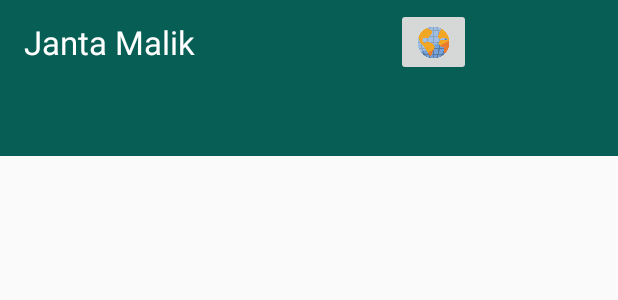
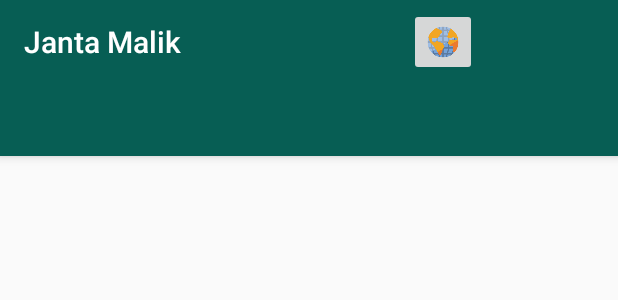
Before and after one commit to SureshKumarShukla79/jantamalik, an Android app: the layout activity_main.xml on its own in the app's theme, with its tools: preview values and no code run, on a phone screen of 412 x 824 dp. Shown: the top 300 px of the screen. Run offline under Robolectric (Android 15) with nearby library versions, the light colour scheme and no system bars.

Commit message:
Main Layout Ready

```diff
--- a/app/src/main/java/filternetfoundation/com/jantamaalik/MainActivity.java
+++ b/app/src/main/java/filternetfoundation/com/jantamaalik/MainActivity.java
@@ -12,10 +12,6 @@ import android.view.MenuItem;
 import android.support.design.widget.TabLayout;
 import android.view.View;
 import android.widget.Toast;
-
-import filternetfoundation.com.jantamaalik.IssuesJava.IssuesFragment;
-import filternetfoundation.com.jantamaalik.MoneyJava.MoneyFragment;
-import filternetfoundation.com.jantamaalik.VoteJava.VoteFragment;
 
 
 public class MainActivity extends AppCompatActivity {
--- a/app/src/main/res/layout/activity_main.xml
+++ b/app/src/main/res/layout/activity_main.xml
@@ -1,79 +1,66 @@
 <?xml version="1.0" encoding="utf-8"?>
-<android.support.constraint.ConstraintLayout xmlns:android="http://schemas.android.com/apk/res/android"
+<android.support.design.widget.CoordinatorLayout xmlns:android="http://schemas.android.com/apk/res/android"
     xmlns:tools="http://schemas.android.com/tools"
     xmlns:app="http://schemas.android.com/apk/res-auto"
     android:layout_width="match_parent"
-    android:layout_height="match_parent"
-    android:orientation="vertical"
-    tools:context=".MainActivity">
+    android:layout_height="match_parent">
 
     <android.support.design.widget.AppBarLayout
-        android:id="@+id/appBarLayout"
-        android:layout_width="0dp"
+        android:id="@+id/appbarLayout"
         android:layout_height="wrap_content"
-        app:layout_constraintEnd_toEndOf="parent"
-        app:layout_constraintHorizontal_bias="0.0"
-        app:layout_constraintStart_toStartOf="parent"
-        app:layout_constraintTop_toTopOf="parent">
+        android:layout_width="match_parent">
 
         <android.support.v7.widget.Toolbar
             android:id="@+id/appbar"
+            android:layout_height="?attr/actionBarSize"
             android:layout_width="match_parent"
-            android:layout_height="?attr/actionBarSize"
-            android:background="@color/colorPrimary"
-            app:layout_constraintEnd_toEndOf="parent"
-            app:layout_constraintHorizontal_bias="0.0"
-            app:layout_constraintStart_toStartOf="parent"
-            app:layout_constraintTop_toTopOf="parent"
-            app:layout_scrollFlags="scroll|exitUntilCollapsed"
+            app:layout_scrollFlags="scroll|enterAlways"
+            app:title="@string/app_name"
             app:titleTextColor="#ffffff">
 
-            <TextView
-                android:layout_width="wrap_content"
-                android:layout_height="wrap_content"
-                android:textColor="#ffffff"
-                android:text="@string/app_name"
-                android:textSize="22sp"/>
-
             <ImageButton
-                android:layout_width="50dp"
+                android:layout_width="45dp"
                 android:layout_height="45dp"
-                android:layout_marginLeft="150dp"
+                android:src="@drawable/world"
                 android:scaleType="centerCrop"
-                android:src="@drawable/world"
+                android:layout_marginLeft="160dp"
                 android:onClick="changeLanguage"/>
         </android.support.v7.widget.Toolbar>
-
 
         <android.support.design.widget.TabLayout
             android:id="@+id/tabs"
             android:layout_width="match_parent"
             android:layout_height="wrap_content"
+            app:tabMode="fixed"
+            app:tabGravity="fill"
             android:background="@color/colorPrimary"
-            app:layout_constraintBottom_toTopOf="@+id/viewPager_main"
-            app:layout_constraintEnd_toEndOf="parent"
-            app:layout_constraintHorizontal_bias="0.0"
-            app:layout_constraintStart_toStartOf="parent"
-            app:layout_constraintTop_toBottomOf="@+id/appbar"
-            app:layout_constraintVertical_bias="0.0"
-            app:tabGravity="fill"
-            app:tabMode="fixed"
-            app:tabSelectedTextColor="#ffffff"
-            app:tabTextColor="#ffffff">
-
+            app:tabSelectedTextColor="#ffffff">
 
         </android.support.design.widget.TabLayout>
     </android.support.design.widget.AppBarLayout>
 
-    <android.support.v4.view.ViewPager
-        android:id="@+id/viewPager_main"
+    <android.support.v4.widget.NestedScrollView
         android:layout_width="match_parent"
-        android:layout_height="648dp"
-        app:layout_constraintBottom_toBottomOf="parent"
-        app:layout_constraintEnd_toEndOf="parent"
-        app:layout_constraintStart_toStartOf="parent"
-        app:layout_constraintTop_toBottomOf="@+id/appBarLayout">
+        android:layout_height="match_parent"
+        app:layout_behavior="android.support.design.widget.AppBarLayout$ScrollingViewBehavior">
 
-    </android.support.v4.view.ViewPager>
+        <android.support.constraint.ConstraintLayout
+            android:layout_width="match_parent"
+            android:layout_height="match_parent"
+            tools:context=".MainActivity">
 
-</android.support.constraint.ConstraintLayout>
+
+            <android.support.v4.view.ViewPager
+                android:id="@+id/viewPager_main"
+                android:layout_width="0dp"
+                android:layout_height="470dp"
+                app:layout_constraintEnd_toEndOf="parent"
+                app:layout_constraintHorizontal_bias="1.0"
+                app:layout_constraintStart_toStartOf="parent"
+                app:layout_constraintTop_toTopOf="parent">
+
+            </android.support.v4.view.ViewPager>
+
+        </android.support.constraint.ConstraintLayout>
+    </android.support.v4.widget.NestedScrollView>
+</android.support.design.widget.CoordinatorLayout>
```
